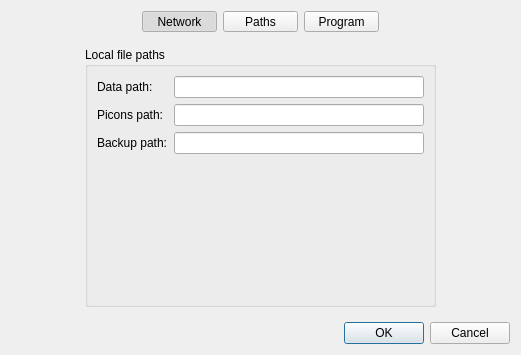
First picture: the form in app/ui/res/settings.ui, repository DYefremov/E2Toolkit, before the edit.
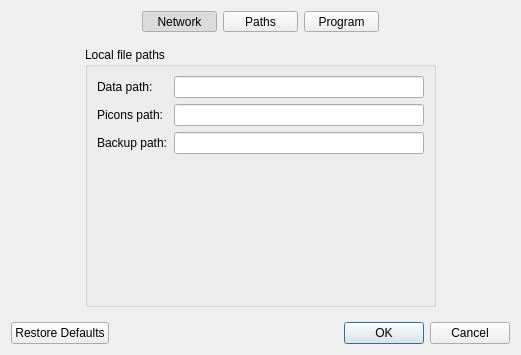
Second picture: the form after the edit. The open tabs and pages were chosen to show the change. Icons and pictures are not drawn.

Patch:
```diff
--- a/app/ui/res/settings.ui
+++ b/app/ui/res/settings.ui
@@ -482,7 +482,7 @@
       <enum>Qt::Horizontal</enum>
      </property>
      <property name="standardButtons">
-      <set>QDialogButtonBox::Cancel|QDialogButtonBox::Ok</set>
+      <set>QDialogButtonBox::Cancel|QDialogButtonBox::Ok|QDialogButtonBox::RestoreDefaults</set>
      </property>
     </widget>
    </item>
```
Left out of the diff: 59 changed lines with no effect on the pictures.
